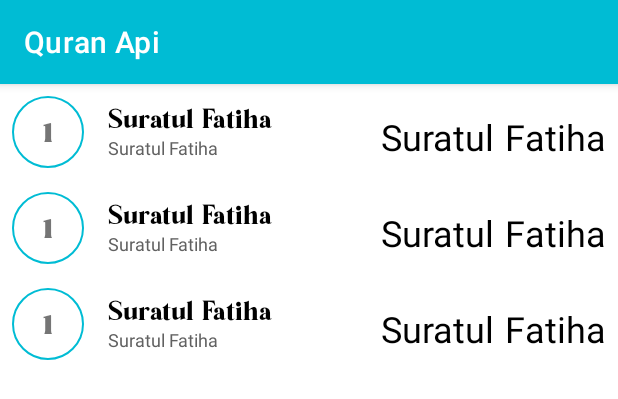
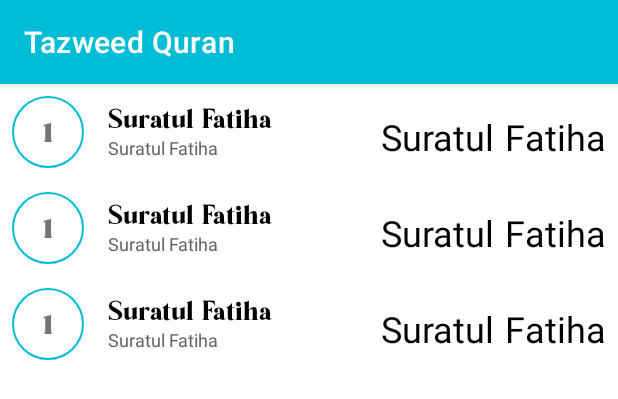
Before and after one commit to fcat97/QuranApi, an Android app: the layout fragment_surah_list.xml on its own in the app's theme, with its tools: preview values and no code run, on a phone screen of 412 x 824 dp. Shown: the top 399 px of the screen. Run offline under Robolectric (Android 15) with nearby library versions, the light colour scheme and no system bars.

Commit message:
name changed

```diff
--- a/app/src/main/java/media/uqab/apidemo/FragmentSurahList.kt
+++ b/app/src/main/java/media/uqab/apidemo/FragmentSurahList.kt
@@ -26,7 +26,7 @@ class FragmentSurahList(private val listener: ItemClickedListener): Fragment() {
 
         val adapter = SurahListAdapter { listener.onClick(it) }
         binding.recyclerView.adapter = adapter
-        requireActivity().title = "QuranApi"
+        requireActivity().title = getString(R.string.app_name)
 
         ThreadExecutor.executeParallel {
             QuranApi.getInstance(requireContext())
--- a/app/src/main/res/layout/fragment_surah_list.xml
+++ b/app/src/main/res/layout/fragment_surah_list.xml
@@ -18,7 +18,7 @@
                 android:layout_height="?attr/actionBarSize"
                 android:background="?attr/colorPrimary"
                 app:titleTextColor="?attr/colorOnPrimary"
-                app:title="Quran Api"/>
+                app:title="@string/app_name"/>
         </RelativeLayout>
     </com.google.android.material.appbar.AppBarLayout>
     <androidx.recyclerview.widget.RecyclerView
--- a/app/src/main/res/values/strings.xml
+++ b/app/src/main/res/values/strings.xml
@@ -1,5 +1,5 @@
 <resources>
-    <string name="app_name">ApiDemo</string>
+    <string name="app_name">Tazweed Quran</string>
     <string name="surah_fatiha_verses"> بِسۡمِ اللّٰہِ الرَّحۡمٰنِ الرَّحِیۡمِ اَلۡحَمۡدُ لِلّٰہِ رَبِّ الۡعٰلَمِیۡنَ ۙ الرَّحۡمٰنِ الرَّحِیۡمِ ۙمٰلِکِ یَوۡمِ الدِّیۡنِ ؕاِیَّاکَ نَعۡبُدُ وَاِیَّاکَ نَسۡتَعِیۡنُ ؕاِہۡدِنَا الصِّرَاطَ الۡمُسۡتَقِیۡمَ ۙصِرَاطَ الَّذِیۡنَ اَنۡعَمۡتَ عَلَیۡہِمۡ ۙ۬  غَیۡرِ الۡمَغۡضُوۡبِ عَلَیۡہِمۡ وَلَا الضَّآلِّیۡنَ ٪</string>
     <string name="exit_warning">Tap again to exit</string>
     <string name="suratul_fatiha">Suratul Fatiha</string>
--- a/settings.gradle
+++ b/settings.gradle
@@ -7,6 +7,6 @@ dependencyResolutionManagement {
         mavenCentral()
     }
 }
-rootProject.name = "ApiDemo"
+rootProject.name = "TazweedQuran"
 include ':app'
 include ':QuranApi'
```
Also changed, not shown: 2 other files.
